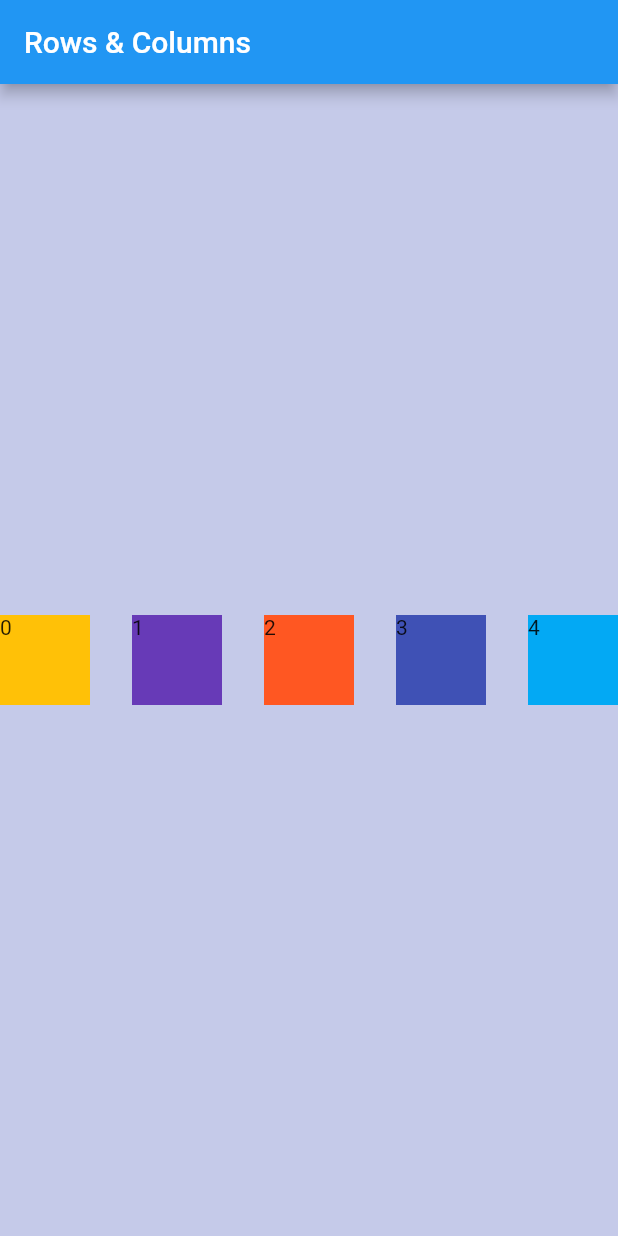
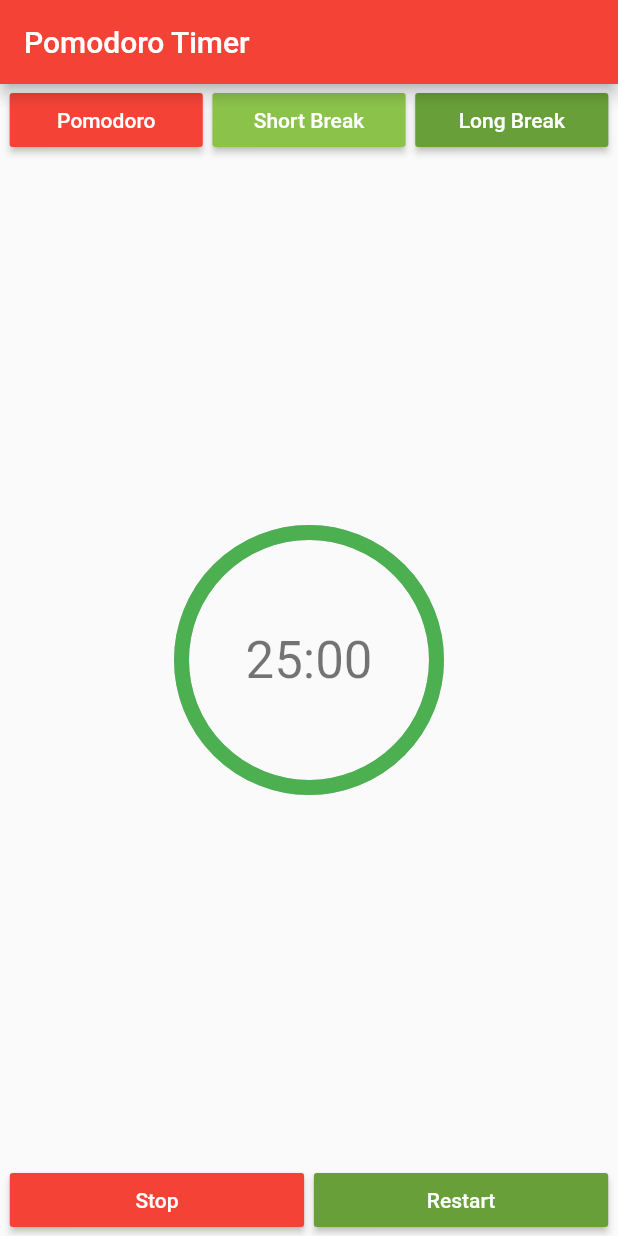
Before and after one commit to Amorem/FlutterProductivity, a Flutter app: the screen it shows after launch, on a phone screen of 412 x 824 dp. Run offline on Flutter 3.47's test engine with Material 2 defaults, Android fonts, the light colour scheme and no system bars; drawn by our look-alikes of percent_indicator; our stand-ins replace assets_audio_player; missing offline and left inert: screen.

Commit message:
Pomodoro

```diff
--- a/lib/main.dart
+++ b/lib/main.dart
@@ -1,60 +1,93 @@
 import 'package:flutter/material.dart';
+import 'package:percent_indicator/percent_indicator.dart';
+import 'widgets.dart';
+import 'timer.dart';
+import 'package:scoped_model/scoped_model.dart';
 
 void main() => runApp(MyApp());
 
 class MyApp extends StatelessWidget {
+  // This widget is the root of your application.
   @override
   Widget build(BuildContext context) {
-    return MaterialApp(
-      title: 'Flutter Productivity',
-      home: Scaffold(
+    return ScopedModel(
+        model: TimerModel(),
+        child: MaterialApp(
+          title: 'Pomodoro Timer',
+          debugShowCheckedModeBanner: false,
+          theme: ThemeData(
+            primarySwatch: Colors.red,
+          ),
+          home: MyHomePage(title: 'Pomodoro Timer'),
+        ));
+  }
+}
+
+class MyHomePage extends StatelessWidget {
+  MyHomePage({Key key, this.title}) : super(key: key);
+  final String title;
+
+  @override
+  Widget build(BuildContext context) {
+    final size = MediaQuery.of(context).size.width;
+    return ScopedModel(
+      model: TimerModel(),
+      child: Scaffold(
         appBar: AppBar(
-          title: Text('Rows & Columns'),
+          title: Text(title),
         ),
-        backgroundColor: Colors.indigo[100],
-        body: Home(),
+        body: Center(
+          child: Column(
+            children: <Widget>[
+              Row(
+                mainAxisAlignment: MainAxisAlignment.spaceEvenly,
+                children: <Widget>[
+                  ScopedModelDescendant<TimerModel>(
+                      builder: (context, _, model) => TomatoButton(Colors.red,
+                          "Pomodoro", model.startPomodoro, size / 3.2)),
+                  ScopedModelDescendant<TimerModel>(
+                      builder: (context, _, model) => TomatoButton(
+                          Color(0xff8BC34A),
+                          'Short Break',
+                          model.startShort,
+                          size / 3.2)),
+                  ScopedModelDescendant<TimerModel>(
+                      builder: (context, _, model) => TomatoButton(
+                          Color(0xff689F38),
+                          'Long Break',
+                          model.startLong,
+                          size / 3.2)),
+                ],
+              ),
+              Expanded(
+                  child: ScopedModelDescendant<TimerModel>(
+                builder: (context, _, model) => CircularPercentIndicator(
+                  radius: 180.0,
+                  lineWidth: 10.0,
+                  percent: model.radius,
+                  center: Text(model.time,
+                      style: Theme.of(context).textTheme.display1),
+                  progressColor: Colors.green,
+                ),
+              )),
+              Row(
+                mainAxisAlignment: MainAxisAlignment.spaceEvenly,
+                children: <Widget>[
+                  ScopedModelDescendant<TimerModel>(
+                      builder: (context, _, model) => TomatoButton(
+                          Colors.red, "Stop", model.stopTimer, size / 2.1)),
+                  ScopedModelDescendant<TimerModel>(
+                      builder: (context, _, model) => TomatoButton(
+                          Color(0xff689F38),
+                          "Restart",
+                          model.restart,
+                          size / 2.1)),
+                ],
+              )
+            ],
+          ),
+        ),
       ),
     );
   }
 }
-
-List<Widget> createSquares(int numSquares) {
-  int i = 0;
-  List colors = [
-    Colors.amber,
-    Colors.deepPurple,
-    Colors.deepOrange,
-    Colors.indigo,
-    Colors.lightBlue
-  ];
-  List<Widget> squares = List<Widget>();
-
-  while (i < numSquares) {
-    Container square = Container(
-      color: colors[i],
-      width: 60,
-      height: 60,
-      child: Text(i.toString()),
-    );
-    i++;
-    squares.add(square);
-  }
-  return squares;
-}
-
-class Home extends StatelessWidget {
-  @override
-  Widget build(BuildContext context) {
-    final sizeX = MediaQuery.of(context).size.width;
-    final sizeY = MediaQuery.of(context).size.height;
-    return Container(
-      width: sizeX,
-      height: sizeY,
-      child: Row(
-        mainAxisAlignment: MainAxisAlignment.spaceBetween,
-        crossAxisAlignment: CrossAxisAlignment.center,
-        children: createSquares(5),
-      ),
-    );
-  }
-}
--- /dev/null
+++ b/lib/timer.dart
@@ -0,0 +1,98 @@
+import 'dart:async';
+import 'package:assets_audio_player/assets_audio_player.dart';
+import 'package:scoped_model/scoped_model.dart';
+import 'package:screen/screen.dart';
+
+class TimerModel extends Model {
+  Duration _time = Duration(minutes: 25, seconds: 0);
+  Duration _fullTime;
+  double _radius = 1;
+
+  Timer timer;
+  String get time => returnTime(_time);
+  double get radius => returnRadius(_radius);
+
+  double returnRadius(double _radius) {
+    return _radius;
+  }
+
+  String returnTime(Duration t) {
+    AssetsAudioPlayer player = AssetsAudioPlayer();
+    if (t.inSeconds <= 0) {
+      _time = Duration(minutes: 0, seconds: 0);
+      //play sound using assets_audio_player
+      player.open(AssetsAudio(
+        asset: "dong.mp3",
+        folder: "assets/sounds/",
+      ));
+      player.play();
+      stopTimer();
+    }
+    String ts = t.toString();
+    String minutes = ts.substring(2, 4);
+    String seconds = ts.substring(5, 7);
+    String formattedTime = minutes + ":" + seconds;
+    return formattedTime;
+  }
+
+  void decrementTime() {
+    if (_time.inSeconds > 0) {
+      _time = _time - Duration(seconds: 1);
+      _radius = _time.inSeconds / _fullTime.inSeconds;
+    }
+    else {
+      _time = Duration(seconds: 0);
+      _radius = 0;
+      stopTimer();
+    }
+    notifyListeners();
+  }
+
+  void startPomodoro() {
+    // Prevent screen from going into sleep mode:
+    Screen.keepOn(true);
+    _radius = 1;
+    _time = Duration(minutes: 25, seconds: 0);
+    notifyListeners();
+    _fullTime = _time;
+    startTimer(25);
+  }
+
+  void startShort() {
+    Screen.keepOn(true);
+    _radius = 1;
+    _time = Duration(minutes: 5, seconds: 0);
+    notifyListeners();
+    _fullTime = _time;
+    startTimer(5);
+  }
+
+  void startLong() {
+    Screen.keepOn(true);
+    _radius = 1;
+    _time = Duration(minutes: 20, seconds: 0);
+    notifyListeners();
+    _fullTime = _time;
+    startTimer(20);
+  }
+
+  void startTimer(int minutes) {
+    stopTimer();
+    timer = Timer.periodic(Duration(seconds: 1), (timer) => decrementTime());
+  }
+
+  void stopTimer() {
+    if (timer != null && timer.isActive) {
+      timer.cancel();
+    }
+    Screen.keepOn(false);
+  }
+
+  void restart() {
+
+    if (_time.inSeconds > 0) {
+      Screen.keepOn(true);
+      timer = Timer.periodic(Duration(seconds: 1), (timer) => decrementTime());
+    }
+  }
+}
--- /dev/null
+++ b/lib/widgets.dart
@@ -0,0 +1,21 @@
+import 'package:flutter/material.dart';
+
+class TomatoButton extends StatelessWidget {
+  final Color color;
+  final String text;
+  final double size;
+  final VoidCallback onPressed;
+
+  TomatoButton(this.color, this.text, this.onPressed, this.size);
+  @override
+  Widget build(BuildContext context) {
+    return MaterialButton(
+        child:Text(
+          this.text,
+          style: TextStyle(color: Colors.white)),
+        onPressed: this.onPressed,
+        color: this.color,
+        minWidth: this.size,
+      );
+  }
+}
```
Also changed, not shown: pubspec.yaml (+18 -18 lines), assets/icons/tomato.png (added), pubspec.lock, 6 other files.
